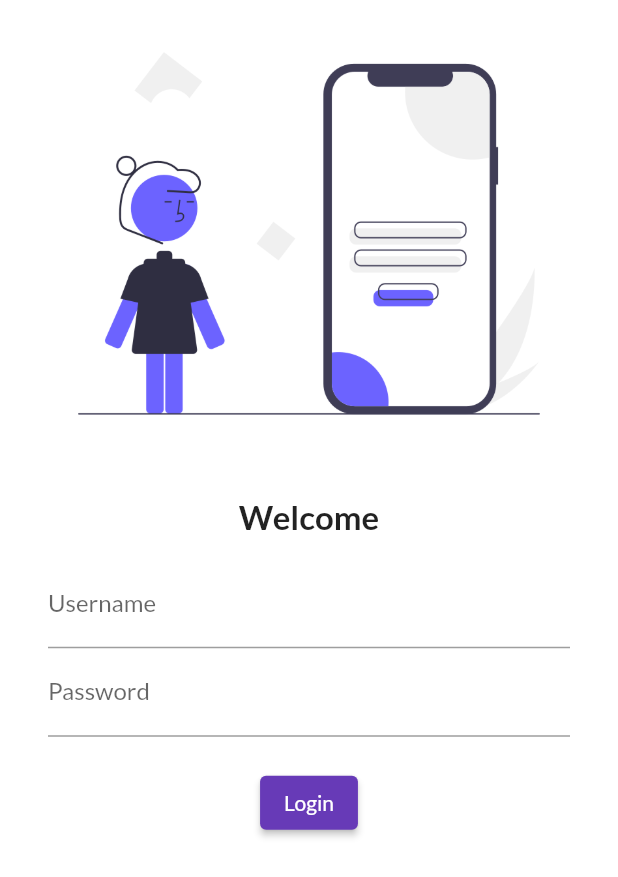
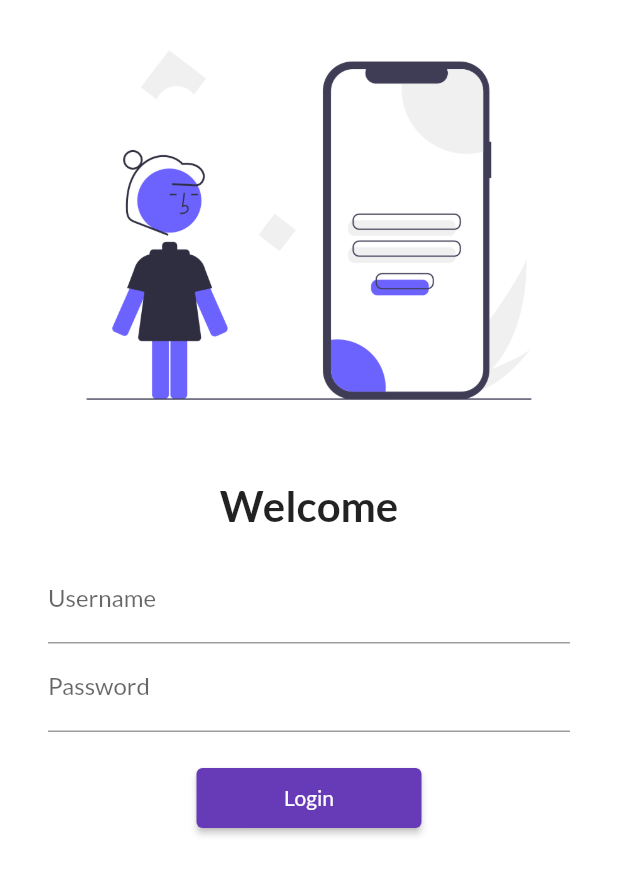
Before and after one commit to Akhil31261/LearningApp, a Flutter app: the screen it shows after launch, on a phone screen of 412 x 824 dp. Shown: the top 877 px of the screen. Run offline on Flutter 3.47's test engine with Material 2 defaults, Android fonts, the phone set to English and light mode, and no system bars; our stand-ins replace google_fonts.

Commit message:
Day-5 compeleted

```diff
--- a/lib/main.dart
+++ b/lib/main.dart
@@ -1,4 +1,5 @@
 import 'package:flutter/material.dart';
+import 'package:flutter_application_1/utils/routes.dart';
 import 'package:google_fonts/google_fonts.dart';
 
 import 'pages/home_page.dart';
@@ -24,7 +25,8 @@ class MyApp extends StatelessWidget {
           ThemeData(brightness: Brightness.dark, primarySwatch: Colors.red),
       routes: {
         "/": (context) => LoginPage(),
-        "/login": (context) => LoginPage(),
+        MyRoutes.homeRoute: (context) => HomePage(),
+        MyRoutes.loginRoute: (context) => LoginPage()
       },
     );
   }
--- a/lib/pages/login_page.dart
+++ b/lib/pages/login_page.dart
@@ -1,4 +1,5 @@
 import 'package:flutter/material.dart';
+import 'package:flutter_application_1/utils/routes.dart';
 
 class LoginPage extends StatelessWidget {
   const LoginPage({Key? key}) : super(key: key);
@@ -7,19 +8,24 @@ class LoginPage extends StatelessWidget {
   Widget build(BuildContext context) {
     return Material(
         color: Colors.white,
+        child: SingleChildScrollView(
           child: Column(
             children: [
-            Image.asset("assets/image/login_image.png", fit: BoxFit.cover),
+              Image.asset(
+                "assets/image/login_image.png",
+                fit: BoxFit.cover,
+                height: 300,
+              ),
               SizedBox(
                 height: 20.0,
               ),
               Text(
                 "Welcome",
-              style: TextStyle(fontSize: 22, fontWeight: FontWeight.bold),
+                style: TextStyle(fontSize: 28, fontWeight: FontWeight.bold),
               ),
               Padding(
-              padding:
-                  const EdgeInsets.symmetric(vertical: 16.0, horizontal: 32.0),
+                padding: const EdgeInsets.symmetric(
+                    vertical: 16.0, horizontal: 32.0),
                 child: Column(
                   children: [
                     TextFormField(
@@ -36,14 +42,15 @@ class LoginPage extends StatelessWidget {
                     ),
                     ElevatedButton(
                         onPressed: () {
-                        print("Hi Akhil");
+                          Navigator.pushNamed(context, MyRoutes.homeRoute);
                         },
-                      style: TextButton.styleFrom(),
+                        style: TextButton.styleFrom(minimumSize: Size(150, 40)),
                         child: Text("Login"))
                   ],
                 ),
               )
             ],
+          ),
         ));
   }
 }
--- /dev/null
+++ b/lib/utils/routes.dart
@@ -0,0 +1,4 @@
+class MyRoutes {
+  static String loginRoute = "/login";
+  static String homeRoute = "/home";
+}
```
Lines whose indentation alone changed are shown as unchanged.
